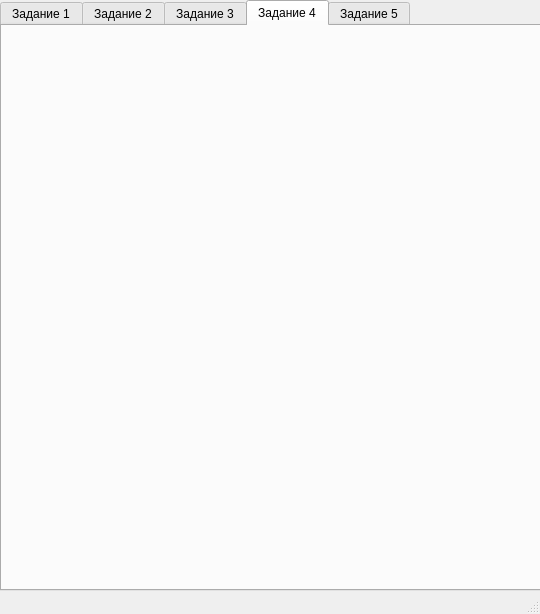
This is mainwindow.ui in AtShell/TestForPNPPK as Qt 5 draws it before an edit. The edited form follows.
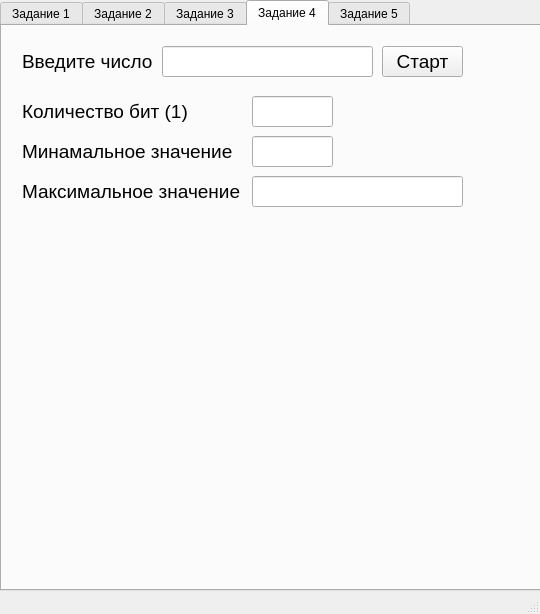
This is the edited form. The open tabs and pages were chosen to show the change.

Commit message: Task 4- ready

What changed in the file:
```diff
--- a/mainwindow.ui
+++ b/mainwindow.ui
@@ -289,6 +289,168 @@
      <attribute name="title">
       <string>Задание 4</string>
      </attribute>
+     <widget class="QPushButton" name="pushButton_4">
+      <property name="geometry">
+       <rect>
+        <x>380</x>
+        <y>20</y>
+        <width>81</width>
+        <height>31</height>
+       </rect>
+      </property>
+      <property name="font">
+       <font>
+        <pointsize>14</pointsize>
+       </font>
+      </property>
+      <property name="text">
+       <string>Старт</string>
+      </property>
+     </widget>
+     <widget class="QLineEdit" name="lineEdit">
+      <property name="geometry">
+       <rect>
+        <x>160</x>
+        <y>20</y>
+        <width>211</width>
+        <height>31</height>
+       </rect>
+      </property>
+      <property name="font">
+       <font>
+        <pointsize>14</pointsize>
+       </font>
+      </property>
+      <property name="maxLength">
+       <number>256</number>
+      </property>
+     </widget>
+     <widget class="QLabel" name="label_5">
+      <property name="geometry">
+       <rect>
+        <x>20</x>
+        <y>25</y>
+        <width>131</width>
+        <height>21</height>
+       </rect>
+      </property>
+      <property name="font">
+       <font>
+        <pointsize>14</pointsize>
+       </font>
+      </property>
+      <property name="text">
+       <string>Введите число</string>
+      </property>
+     </widget>
+     <widget class="QLineEdit" name="lineEdit_3">
+      <property name="geometry">
+       <rect>
+        <x>250</x>
+        <y>110</y>
+        <width>81</width>
+        <height>31</height>
+       </rect>
+      </property>
+      <property name="font">
+       <font>
+        <pointsize>14</pointsize>
+       </font>
+      </property>
+      <property name="readOnly">
+       <bool>true</bool>
+      </property>
+     </widget>
+     <widget class="QLabel" name="label_6">
+      <property name="geometry">
+       <rect>
+        <x>20</x>
+        <y>110</y>
+        <width>221</width>
+        <height>31</height>
+       </rect>
+      </property>
+      <property name="font">
+       <font>
+        <pointsize>14</pointsize>
+       </font>
+      </property>
+      <property name="text">
+       <string>Минамальное значение</string>
+      </property>
+     </widget>
+     <widget class="QLineEdit" name="lineEdit_4">
+      <property name="geometry">
+       <rect>
+        <x>250</x>
+        <y>150</y>
+        <width>211</width>
+        <height>31</height>
+       </rect>
+      </property>
+      <property name="font">
+       <font>
+        <pointsize>14</pointsize>
+       </font>
+      </property>
+      <property name="readOnly">
+       <bool>true</bool>
+      </property>
+     </widget>
+     <widget class="QLabel" name="label_7">
+      <property name="geometry">
+       <rect>
+        <x>20</x>
+        <y>150</y>
+        <width>221</width>
+        <height>31</height>
+       </rect>
+      </property>
+      <property name="font">
+       <font>
+        <pointsize>14</pointsize>
+       </font>
+      </property>
+      <property name="text">
+       <string>Максимальное значение</string>
+      </property>
+     </widget>
+     <widget class="QLineEdit" name="lineEdit_2">
+      <property name="geometry">
+       <rect>
+        <x>250</x>
+        <y>70</y>
+        <width>81</width>
+        <height>31</height>
+       </rect>
+      </property>
+      <property name="font">
+       <font>
+        <pointsize>14</pointsize>
+       </font>
+      </property>
+      <property name="readOnly">
+       <bool>true</bool>
+      </property>
+     </widget>
+     <widget class="QLabel" name="label_8">
+      <property name="geometry">
+       <rect>
+        <x>20</x>
+        <y>70</y>
+        <width>221</width>
+        <height>31</height>
+       </rect>
+      </property>
+      <property name="font">
+       <font>
+        <pointsize>14</pointsize>
+       </font>
+      </property>
+      <property name="text">
+       <string>Количество бит (1)</string>
+      </property>
+     </widget>
     </widget>
     <widget class="QWidget" name="task5">
      <attribute name="title">
```
Left out of the diff: 2 changed lines with no effect on the pictures. The commit also changes 2 other files.
